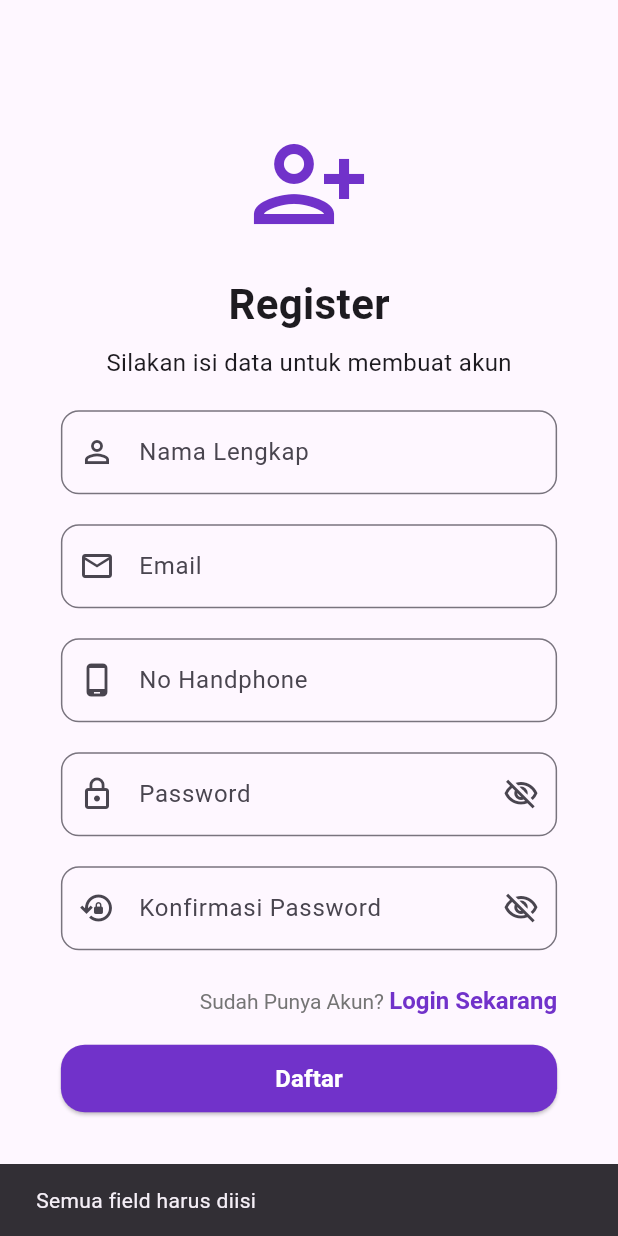
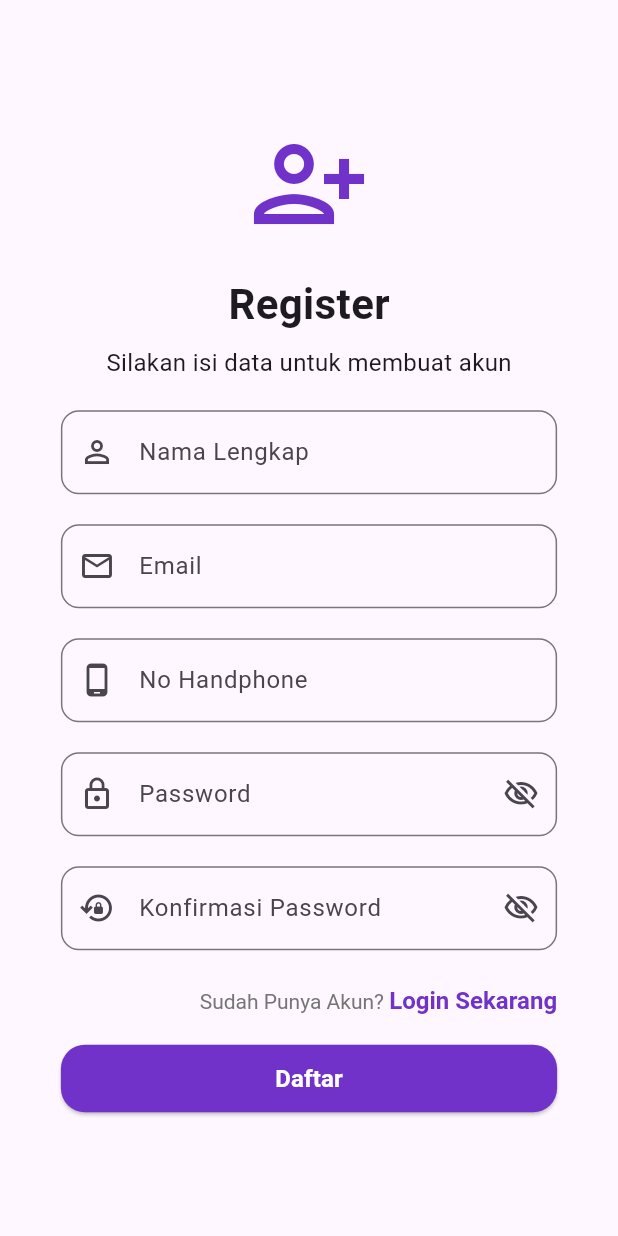
Before and after one commit to Frientia/project_mobile_UAS, a Flutter app: the RegisterPage screen opened directly, after a tap on "Daftar", on a phone screen of 412 x 824 dp. Run offline on Flutter 3.47's test engine with Material 3 defaults, Android fonts, the phone set to English and light mode, and no system bars; our stand-ins replace firebase_auth, firebase_core, flutter_dotenv, lottie, supabase_flutter; accounts and stored records are empty.

Commit message:
menghapus message notifikasi di field register

```diff
--- a/lib/register_page.dart
+++ b/lib/register_page.dart
@@ -2,6 +2,7 @@ import 'package:flutter/material.dart';
 import 'package:flutter/gestures.dart';
 import 'package:firebase_auth/firebase_auth.dart';
 import 'package:mobile_uas/login_page.dart';
+import 'package:supabase_flutter/supabase_flutter.dart';
 
 class RegisterPage extends StatefulWidget {
   const RegisterPage({super.key});
@@ -13,6 +14,7 @@ class RegisterPage extends StatefulWidget {
 class _RegisterPageState extends State<RegisterPage> {
   bool _obscurePassword = true;
   bool _obscureConfirmPassword = true;
+  bool isLoading = false;
 
   // Controller
   final TextEditingController namaController = TextEditingController();
@@ -28,51 +30,6 @@ class _RegisterPageState extends State<RegisterPage> {
     final hp = hpController.text.trim();
     final password = passController.text.trim();
     final confirm = confirmController.text.trim();
-
-    // Validasi
-    if (nama.isEmpty || email.isEmpty || hp.isEmpty || password.isEmpty) {
-      ScaffoldMessenger.of(
-        context,
-      ).showSnackBar(const SnackBar(content: Text("Semua field harus diisi")));
-      return;
-    }
-
-    if (password != confirm) {
-      ScaffoldMessenger.of(
-        context,
-      ).showSnackBar(const SnackBar(content: Text("Password tidak sama")));
-      return;
-    }
-
-    try {
-      await FirebaseAuth.instance.createUserWithEmailAndPassword(
-        email: email,
-        password: password,
-      );
-
-      ScaffoldMessenger.of(
-        context,
-      ).showSnackBar(const SnackBar(content: Text("Registrasi berhasil")));
-
-      Navigator.pushReplacement(
-        context,
-        MaterialPageRoute(builder: (context) => const LoginPage()),
-      );
-    } on FirebaseAuthException catch (e) {
-      String message = "Terjadi kesalahan";
-
-      if (e.code == "email-already-in-use") {
-        message = "Email sudah digunakan";
-      } else if (e.code == "invalid-email") {
-        message = "Format email tidak valid";
-      } else if (e.code == "weak-password") {
-        message = "Password terlalu lemah";
-      }
-
-      ScaffoldMessenger.of(
-        context,
-      ).showSnackBar(SnackBar(content: Text(message)));
-    }
   }
 
   @override
--- a/lib/screens/splash_screen1.dart
+++ b/lib/screens/splash_screen1.dart
@@ -1,5 +1,4 @@
 import 'package:flutter/material.dart';
-import 'package:mobile_uas/screens/home_page.dart';
 import 'package:mobile_uas/screens/splash_screen2.dart';
 
 class SplashScreen1 extends StatelessWidget {
@@ -87,7 +86,7 @@ class SplashScreen1 extends StatelessWidget {
                         Navigator.push(
                           context,
                           MaterialPageRoute(
-                            builder: (context) => HomePage(),
+                            builder: (context) => SplashScreen2(),
                           ),
                         );
                       },
```
